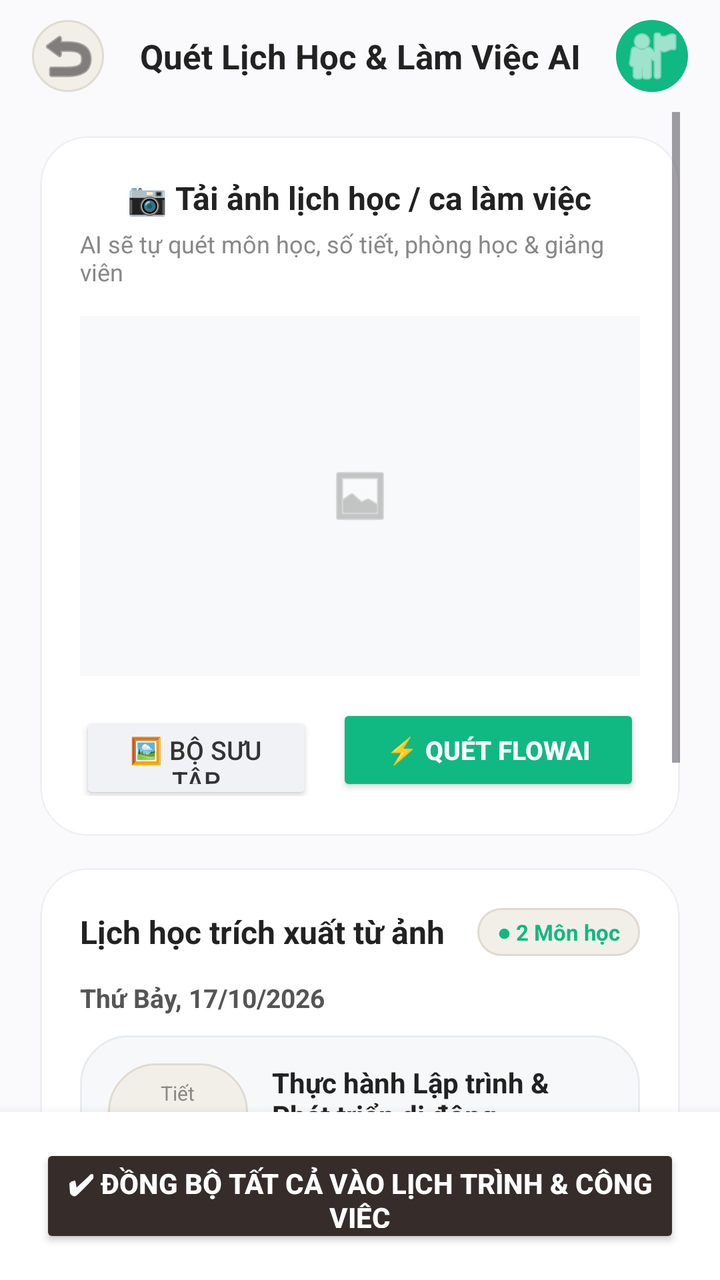
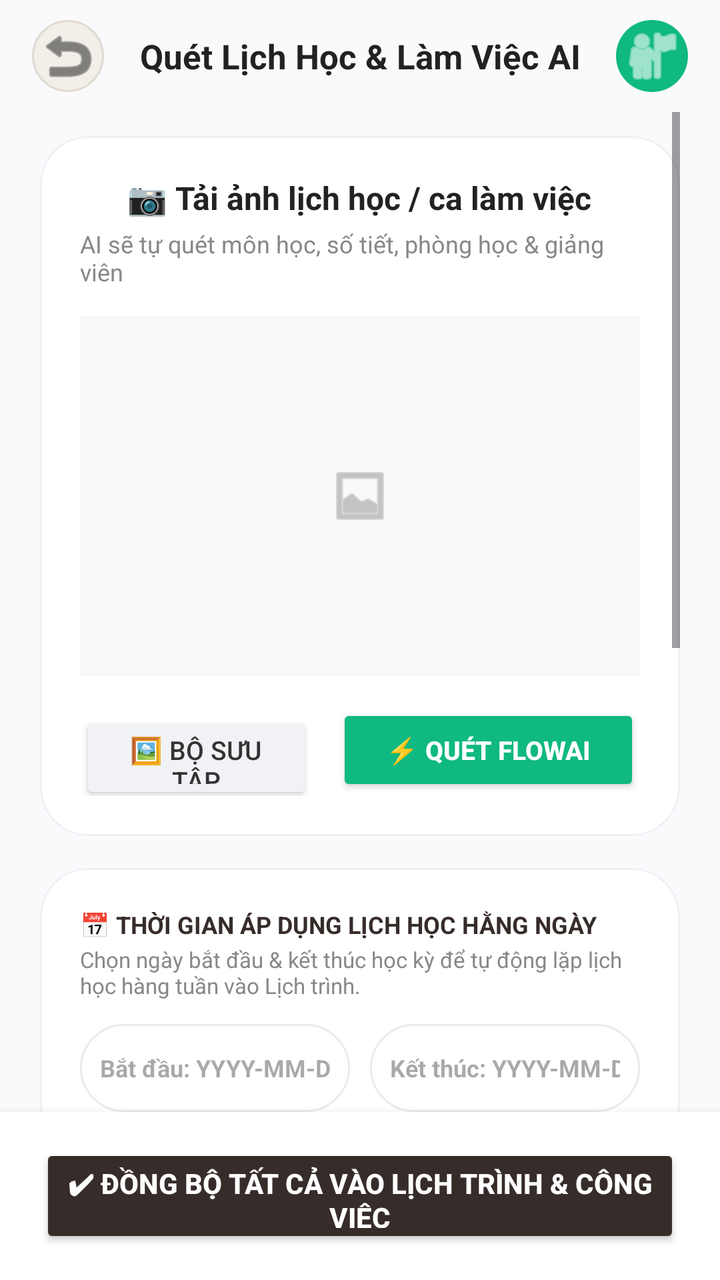

Before-and-after screenshots of an Android layout around one commit, followed by the original layout XML and the change that was made.
<!-- AndroidManifest.xml: application theme Theme.MyApplication -->
<!-- res/layout/activity_scan_schedule.xml -->
<?xml version="1.0" encoding="utf-8"?>
<androidx.constraintlayout.widget.ConstraintLayout
    xmlns:android="http://schemas.android.com/apk/res/android"
    xmlns:app="http://schemas.android.com/apk/res-auto"
    xmlns:tools="http://schemas.android.com/tools"
    android:layout_width="match_parent"
    android:layout_height="match_parent"
    android:background="#FAFAFC"
    tools:context=".ui.ai.ScanScheduleActivity">

    
    <androidx.constraintlayout.widget.ConstraintLayout
        android:id="@+id/headerLayout"
        android:layout_width="match_parent"
        android:layout_height="56dp"
        android:paddingHorizontal="16dp"
        app:layout_constraintTop_toTopOf="parent">

        <ImageButton
            android:id="@+id/btnBack"
            android:layout_width="36dp"
            android:layout_height="36dp"
            android:background="@drawable/bg_pill_light"
            android:src="@android:drawable/ic_menu_revert"
            app:tint="#333333"
            app:layout_constraintBottom_toBottomOf="parent"
            app:layout_constraintStart_toStartOf="parent"
            app:layout_constraintTop_toTopOf="parent" />

        <TextView
            android:id="@+id/tvHeaderTitle"
            android:layout_width="wrap_content"
            android:layout_height="wrap_content"
            android:text="Quét Lịch Học &amp; Làm Việc AI"
            android:textColor="#222222"
            android:textSize="17sp"
            android:textStyle="bold"
            app:layout_constraintBottom_toBottomOf="parent"
            app:layout_constraintEnd_toStartOf="@id/imgAvatar"
            app:layout_constraintStart_toEndOf="@id/btnBack"
            app:layout_constraintTop_toTopOf="parent" />

        <ImageView
            android:id="@+id/imgAvatar"
            android:layout_width="36dp"
            android:layout_height="36dp"
            android:background="@drawable/bg_circle_teal"
            android:padding="2dp"
            android:src="@android:drawable/ic_menu_myplaces"
            app:tint="#FFFFFF"
            app:layout_constraintBottom_toBottomOf="parent"
            app:layout_constraintEnd_toEndOf="parent"
            app:layout_constraintTop_toTopOf="parent" />
    </androidx.constraintlayout.widget.ConstraintLayout>

    <ScrollView
        android:layout_width="match_parent"
        android:layout_height="0dp"
        android:clipToPadding="false"
        android:paddingHorizontal="20dp"
        android:paddingBottom="20dp"
        app:layout_constraintBottom_toTopOf="@id/bottomActionsLayout"
        app:layout_constraintTop_toBottomOf="@id/headerLayout">

        <LinearLayout
            android:layout_width="match_parent"
            android:layout_height="wrap_content"
            android:orientation="vertical">

            
            <com.google.android.material.card.MaterialCardView
                android:layout_width="match_parent"
                android:layout_height="wrap_content"
                android:layout_marginTop="12dp"
                app:cardBackgroundColor="#FFFFFF"
                app:cardCornerRadius="24dp"
                app:cardElevation="0dp"
                app:strokeColor="#EEF0F4"
                app:strokeWidth="1dp">

                <LinearLayout
                    android:layout_width="match_parent"
                    android:layout_height="wrap_content"
                    android:gravity="center_horizontal"
                    android:orientation="vertical"
                    android:padding="20dp">

                    <TextView
                        android:layout_width="wrap_content"
                        android:layout_height="wrap_content"
                        android:text="📷 Tải ảnh lịch học / ca làm việc"
                        android:textColor="#222222"
                        android:textSize="16sp"
                        android:textStyle="bold" />

                    <TextView
                        android:layout_width="wrap_content"
                        android:layout_height="wrap_content"
                        android:layout_marginTop="4dp"
                        android:text="AI sẽ tự quét môn học, số tiết, phòng học &amp; giảng viên"
                        android:textColor="#888888"
                        android:textSize="12sp" />

                    <ImageView
                        android:id="@+id/imgSchedulePreview"
                        android:layout_width="match_parent"
                        android:layout_height="180dp"
                        android:layout_marginTop="14dp"
                        android:background="#F8F9FA"
                        android:padding="8dp"
                        android:scaleType="centerInside"
                        android:src="@android:drawable/ic_menu_gallery"
                        app:tint="#A0A0A0" />

                    <LinearLayout
                        android:layout_width="match_parent"
                        android:layout_height="wrap_content"
                        android:layout_marginTop="14dp"
                        android:orientation="horizontal">

                        <Button
                            android:id="@+id/btnPickGallery"
                            android:layout_width="0dp"
                            android:layout_height="46dp"
                            android:layout_weight="1"
                            android:backgroundTint="#F0F2F5"
                            android:text="🖼 Bộ sưu tập"
                            android:textColor="#333333"
                            android:textSize="13sp"
                            app:cornerRadius="23dp" />

                        <Button
                            android:id="@+id/btnAnalyzeSchedule"
                            android:layout_width="0dp"
                            android:layout_height="46dp"
                            android:layout_marginStart="12dp"
                            android:layout_weight="1.3"
                            android:backgroundTint="#10B981"
                            android:text="⚡ Quét FlowAI"
                            android:textColor="#FFFFFF"
                            android:textSize="13sp"
                            android:textStyle="bold"
                            app:cornerRadius="23dp" />
                    </LinearLayout>
                </LinearLayout>
            </com.google.android.material.card.MaterialCardView>

            
            <com.google.android.material.card.MaterialCardView
                android:layout_width="match_parent"
                android:layout_height="wrap_content"
                android:layout_marginTop="16dp"
                app:cardBackgroundColor="#FFFFFF"
                app:cardCornerRadius="24dp"
                app:cardElevation="0dp"
                app:strokeColor="#EEF0F4"
                app:strokeWidth="1dp">

                <LinearLayout
                    android:layout_width="match_parent"
                    android:layout_height="wrap_content"
                    android:orientation="vertical"
                    android:padding="20dp">

                    <LinearLayout
                        android:layout_width="match_parent"
                        android:layout_height="wrap_content"
                        android:gravity="center_vertical"
                        android:orientation="horizontal">

                        <TextView
                            android:layout_width="0dp"
                            android:layout_height="wrap_content"
                            android:layout_weight="1"
                            android:text="Lịch học trích xuất từ ảnh"
                            android:textColor="#222222"
                            android:textSize="16sp"
                            android:textStyle="bold" />

                        <TextView
                            android:id="@+id/tvSubjectCount"
                            android:layout_width="wrap_content"
                            android:layout_height="24dp"
                            android:background="@drawable/bg_pill_light"
                            android:gravity="center"
                            android:paddingHorizontal="10dp"
                            android:text="● 2 Môn học"
                            android:textColor="#10B981"
                            android:textSize="11sp"
                            android:textStyle="bold" />
                    </LinearLayout>

                    <TextView
                        android:id="@+id/tvDateTitle"
                        android:layout_width="wrap_content"
                        android:layout_height="wrap_content"
                        android:layout_marginTop="12dp"
                        android:text="Thứ Bảy, 17/10/2026"
                        android:textColor="#555555"
                        android:textSize="13sp"
                        android:textStyle="bold" />

                    
                    <LinearLayout
                        android:id="@+id/layoutClass1"
                        android:layout_width="match_parent"
                        android:layout_height="wrap_content"
                        android:layout_marginTop="10dp"
                        android:background="@drawable/bg_voice_card"
                        android:orientation="horizontal"
                        android:padding="14dp">

                        <LinearLayout
                            android:layout_width="70dp"
                            android:layout_height="wrap_content"
                            android:background="@drawable/bg_pill_light"
                            android:gravity="center"
                            android:orientation="vertical"
                            android:paddingVertical="8dp">

                            <TextView
                                android:layout_width="wrap_content"
                                android:layout_height="wrap_content"
                                android:text="Tiết"
                                android:textColor="#888888"
                                android:textSize="10sp" />

                            <TextView
                                android:id="@+id/tvClass1Period"
                                android:layout_width="wrap_content"
                                android:layout_height="wrap_content"
                                android:text="1 - 3"
                                android:textColor="#10B981"
                                android:textSize="14sp"
                                android:textStyle="bold" />
                        </LinearLayout>

                        <LinearLayout
                            android:layout_width="0dp"
                            android:layout_height="wrap_content"
                            android:layout_marginStart="12dp"
                            android:layout_weight="1"
                            android:orientation="vertical">

                            <TextView
                                android:id="@+id/tvClass1Title"
                                android:layout_width="wrap_content"
                                android:layout_height="wrap_content"
                                android:text="Thực hành Lập trình &amp; Phát triển di động"
                                android:textColor="#222222"
                                android:textSize="14sp"
                                android:textStyle="bold" />

                            <TextView
                                android:id="@+id/tvClass1Details"
                                android:layout_width="wrap_content"
                                android:layout_height="wrap_content"
                                android:layout_marginTop="4dp"
                                android:text="Phòng: PMT 13/H  •  GV: Trần Thị Huệ"
                                android:textColor="#777777"
                                android:textSize="12sp" />
                        </LinearLayout>
                    </LinearLayout>

                    
                    <LinearLayout
                        android:id="@+id/layoutClass2"
                        android:layout_width="match_parent"
                        android:layout_height="wrap_content"
                        android:layout_marginTop="10dp"
                        android:background="@drawable/bg_voice_card"
                        android:orientation="horizontal"
                        android:padding="14dp">

                        <LinearLayout
                            android:layout_width="70dp"
                            android:layout_height="wrap_content"
                            android:background="@drawable/bg_pill_light"
                            android:gravity="center"
                            android:orientation="vertical"
                            android:paddingVertical="8dp">

                            <TextView
                                android:layout_width="wrap_content"
                                android:layout_height="wrap_content"
                                android:text="Tiết"
                                android:textColor="#888888"
                                android:textSize="10sp" />

                            <TextView
                                android:id="@+id/tvClass2Period"
                                android:layout_width="wrap_content"
                                android:layout_height="wrap_content"
                                android:text="9 - 12"
                                android:textColor="#10B981"
                                android:textSize="14sp"
                                android:textStyle="bold" />
                        </LinearLayout>

                        <LinearLayout
                            android:layout_width="0dp"
                            android:layout_height="wrap_content"
                            android:layout_marginStart="12dp"
                            android:layout_weight="1"
                            android:orientation="vertical">

                            <TextView
                                android:id="@+id/tvClass2Title"
                                android:layout_width="wrap_content"
                                android:layout_height="wrap_content"
                                android:text="Hệ điều hành nhúng"
                                android:textColor="#222222"
                                android:textSize="14sp"
                                android:textStyle="bold" />

                            <TextView
                                android:id="@+id/tvClass2Details"
                                android:layout_width="wrap_content"
                                android:layout_height="wrap_content"
                                android:layout_marginTop="4dp"
                                android:text="Phòng: H.A9-403  •  GV: Ngô Quang Trí"
                                android:textColor="#777777"
                                android:textSize="12sp" />
                        </LinearLayout>
                    </LinearLayout>

                    
                    <TextView
                        android:id="@+id/tvOcrRawHeader"
                        android:layout_width="wrap_content"
                        android:layout_height="wrap_content"
                        android:layout_marginTop="14dp"
                        android:text="📝 Văn bản quét trực tiếp từ ảnh (FlowAI OCR):"
                        android:textColor="#888888"
                        android:textSize="11sp"
                        android:textStyle="bold" />

                    <TextView
                        android:id="@+id/tvOcrRawText"
                        android:layout_width="match_parent"
                        android:layout_height="wrap_content"
                        android:layout_marginTop="4dp"
                        android:background="@drawable/bg_search_bar"
                        android:padding="10dp"
                        android:text="Nhấn 'Quét FlowAI' để đọc văn bản thực tế từ ảnh..."
                        android:textColor="#555555"
                        android:textSize="11sp" />
                </LinearLayout>
            </com.google.android.material.card.MaterialCardView>

        </LinearLayout>
    </ScrollView>

    
    <LinearLayout
        android:id="@+id/bottomActionsLayout"
        android:layout_width="match_parent"
        android:layout_height="wrap_content"
        android:background="#FFFFFF"
        android:elevation="8dp"
        android:orientation="horizontal"
        android:paddingHorizontal="20dp"
        android:paddingVertical="16dp"
        app:layout_constraintBottom_toBottomOf="parent">

        <Button
            android:id="@+id/btnImportSchedule"
            android:layout_width="match_parent"
            android:layout_height="52dp"
            android:backgroundTint="#362C2A"
            android:text="✔ Đồng bộ tất cả vào Lịch trình &amp; Công việc"
            android:textColor="#FFFFFF"
            android:textSize="14sp"
            android:textStyle="bold"
            app:cornerRadius="26dp" />
    </LinearLayout>

</androidx.constraintlayout.widget.ConstraintLayout>
<!-- resources referenced by this layout -->
<resources>
  <!-- drawable bg_circle_teal (drawable) -->
  <?xml version="1.0" encoding="utf-8"?>
  <shape xmlns:android="http://schemas.android.com/apk/res/android"
      android:shape="oval">
      <solid android:color="#10B981" />
  </shape>
  <!-- drawable bg_pill_light (drawable) -->
  <?xml version="1.0" encoding="utf-8"?>
  <shape xmlns:android="http://schemas.android.com/apk/res/android"
      android:shape="rectangle">
      <corners android:radius="100dp" />
      <solid android:color="#F2EFE9" />
      <stroke android:width="1dp" android:color="#E0DAD1" />
  </shape>
  <!-- drawable bg_search_bar (drawable) -->
  <?xml version="1.0" encoding="utf-8"?>
  <shape xmlns:android="http://schemas.android.com/apk/res/android"
      android:shape="rectangle">
      <corners android:radius="100dp" />
      <solid android:color="#FFFFFF" />
      <stroke android:width="1dp" android:color="#E8ECEF" />
  </shape>
  <!-- drawable bg_voice_card (drawable) -->
  <?xml version="1.0" encoding="utf-8"?>
  <shape xmlns:android="http://schemas.android.com/apk/res/android"
      android:shape="rectangle">
      <corners android:radius="24dp" />
      <solid android:color="#F7F8FA" />
      <stroke android:width="1dp" android:color="#E8ECEF" />
  </shape>
  <style name="Theme.MyApplication" parent="Base.Theme.MyApplication" />
  <style name="Base.Theme.MyApplication" parent="Theme.Material3.DayNight.NoActionBar">
          
          
      </style>
</resources>

<!-- the commit's change to res/layout/activity_scan_schedule.xml (unified diff, before → after) -->
@@ -162,6 +162,75 @@
                     android:orientation="vertical"
                     android:padding="20dp">
 
+                    <TextView
+                        android:layout_width="wrap_content"
+                        android:layout_height="wrap_content"
+                        android:text="📅 THỜI GIAN ÁP DỤNG LỊCH HỌC HẰNG NGÀY"
+                        android:textColor="#362C2A"
+                        android:textSize="12sp"
+                        android:textStyle="bold" />
+
+                    <TextView
+                        android:layout_width="wrap_content"
+                        android:layout_height="wrap_content"
+                        android:layout_marginTop="2dp"
+                        android:text="Chọn ngày bắt đầu &amp; kết thúc học kỳ để tự động lặp lịch học hàng tuần vào Lịch trình."
+                        android:textColor="#888888"
+                        android:textSize="11sp" />
+
+                    <LinearLayout
+                        android:layout_width="match_parent"
+                        android:layout_height="wrap_content"
+                        android:layout_marginTop="12dp"
+                        android:orientation="horizontal">
+
+                        <EditText
+                            android:id="@+id/edtStartDate"
+                            android:layout_width="0dp"
+                            android:layout_height="44dp"
+                            android:layout_weight="1"
+                            android:background="@drawable/bg_search_bar"
+                            android:hint="Bắt đầu: YYYY-MM-DD"
+                            android:inputType="date"
+                            android:paddingHorizontal="10dp"
+                            android:textColor="#222222"
+                            android:textSize="12sp"
+                            android:textStyle="bold" />
+
+                        <EditText
+                            android:id="@+id/edtEndDate"
+                            android:layout_width="0dp"
+                            android:layout_height="44dp"
+                            android:layout_marginStart="10dp"
+                            android:layout_weight="1"
+                            android:background="@drawable/bg_search_bar"
+                            android:hint="Kết thúc: YYYY-MM-DD"
+                            android:inputType="date"
+                            android:paddingHorizontal="10dp"
+                            android:textColor="#222222"
+                            android:textSize="12sp"
+                            android:textStyle="bold" />
+                    </LinearLayout>
+                </LinearLayout>
+            </com.google.android.material.card.MaterialCardView>
+
+            
+            <com.google.android.material.card.MaterialCardView
+                android:layout_width="match_parent"
+                android:layout_height="wrap_content"
+                android:layout_marginTop="16dp"
+                app:cardBackgroundColor="#FFFFFF"
+                app:cardCornerRadius="24dp"
+                app:cardElevation="0dp"
+                app:strokeColor="#EEF0F4"
+                app:strokeWidth="1dp">
+
+                <LinearLayout
+                    android:layout_width="match_parent"
+                    android:layout_height="wrap_content"
+                    android:orientation="vertical"
+                    android:padding="20dp">
+
                     <LinearLayout
                         android:layout_width="match_parent"
                         android:layout_height="wrap_content"
